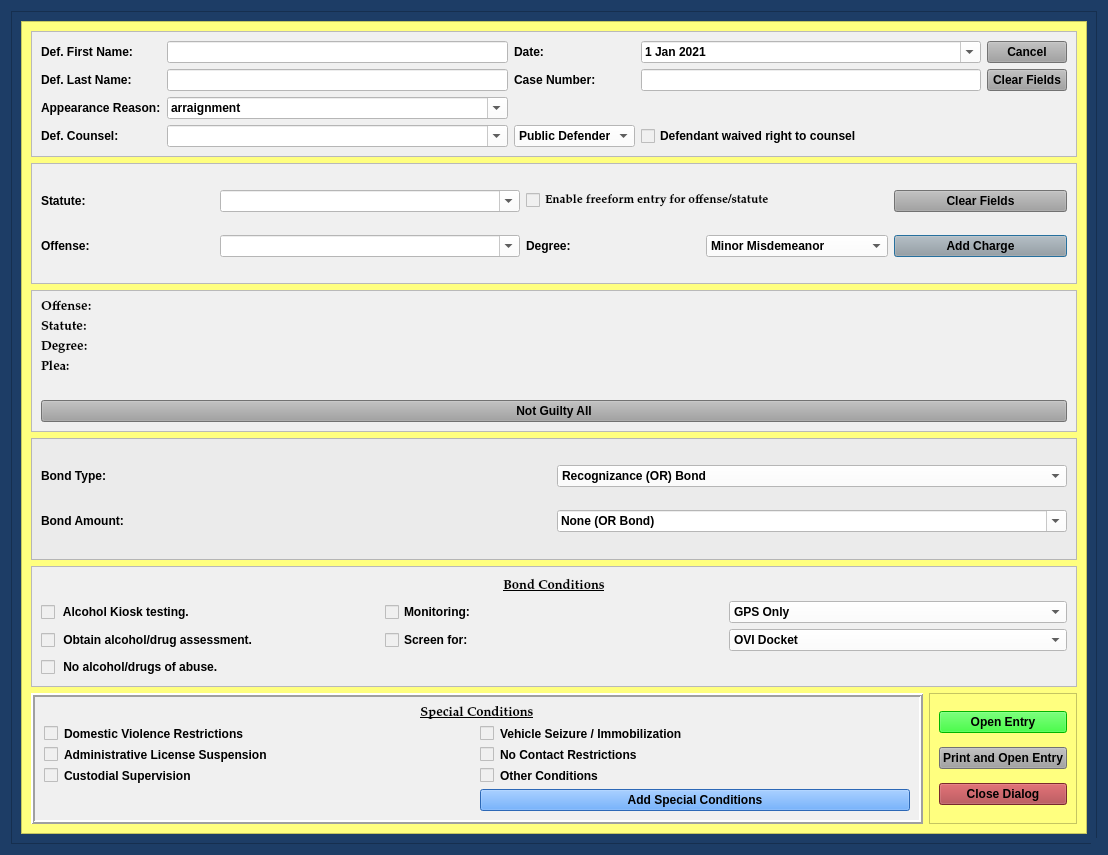
Before: the Qt Designer form package/views/ui/NotGuiltyBondDialog.ui in HunterProgram22/MuniEntry, drawn with Qt 5.
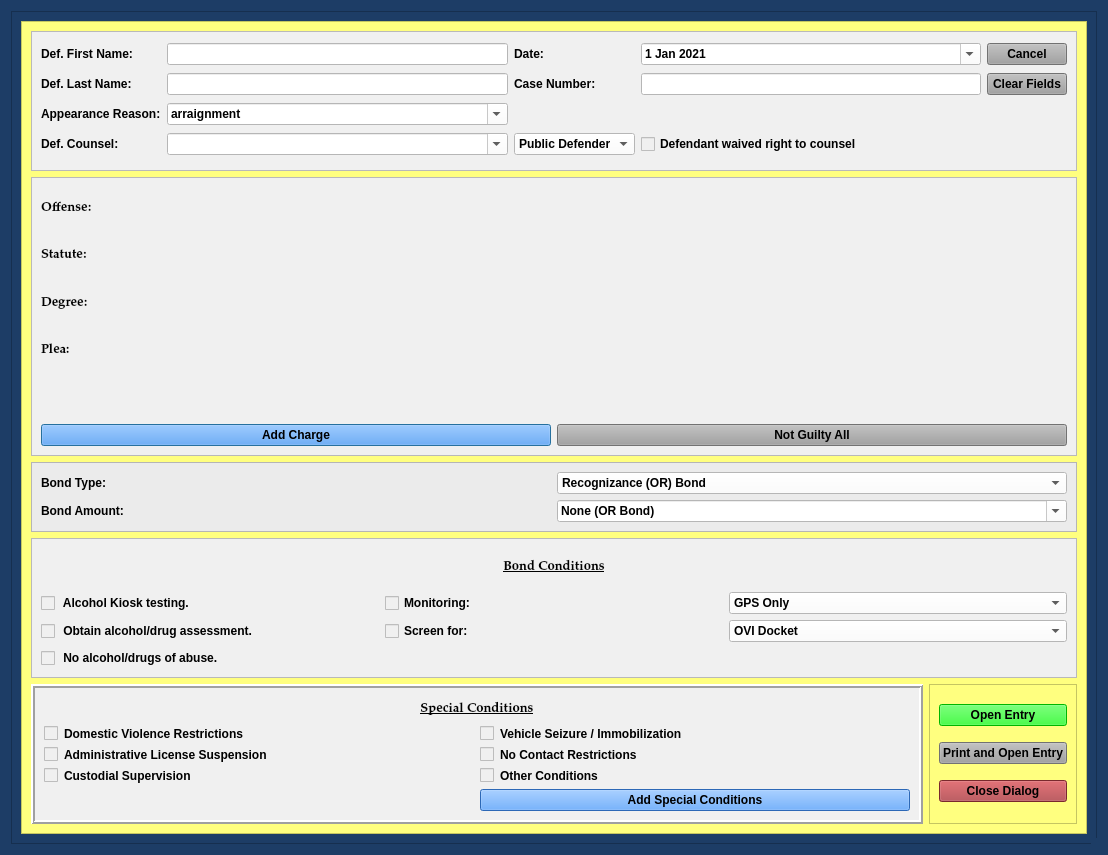
After: the same form once the commit is applied.

Commit message: Not Guilty Bond updated for add charge.

```diff
--- a/package/views/ui/NotGuiltyBondDialog.ui
+++ b/package/views/ui/NotGuiltyBondDialog.ui
@@ -177,11 +177,11 @@
           <rect>
            <x>0</x>
            <y>0</y>
-           <width>1043</width>
-           <height>850</height>
+           <width>1064</width>
+           <height>811</height>
           </rect>
          </property>
-         <layout class="QGridLayout" name="gridLayout_9">
+         <layout class="QGridLayout" name="gridLayout_9" rowstretch="1,2,0,1,1">
           <item row="0" column="0" colspan="2">
            <widget class="QFrame" name="case_name_Frame">
             <property name="sizePolicy">
@@ -393,169 +393,7 @@
             </layout>
            </widget>
           </item>
-          <item row="1" column="0" colspan="2">
-           <widget class="QFrame" name="frame">
-            <property name="styleSheet">
-             <string notr="true">background-color: rgb(240, 240, 240);</string>
-            </property>
-            <property name="frameShape">
-             <enum>QFrame::StyledPanel</enum>
-            </property>
-            <property name="frameShadow">
-             <enum>QFrame::Raised</enum>
-            </property>
-            <layout class="QGridLayout" name="gridLayout_2">
-             <item row="0" column="0">
-              <widget class="QLabel" name="label_6">
-               <property name="text">
-                <string>Statute:</string>
-               </property>
-              </widget>
-             </item>
-             <item row="0" column="1">
-              <widget class="QComboBox" name="statute_choice_box">
-               <property name="enabled">
-                <bool>true</bool>
-               </property>
-               <property name="minimumSize">
-                <size>
-                 <width>300</width>
-                 <height>0</height>
-                </size>
-               </property>
-               <property name="focusPolicy">
-                <enum>Qt::WheelFocus</enum>
-               </property>
-               <property name="styleSheet">
-                <string notr="true">background-color: rgb(255, 255, 255);</string>
-               </property>
-               <property name="editable">
-                <bool>true</bool>
-               </property>
-              </widget>
-             </item>
-             <item row="0" column="2" colspan="2">
-              <widget class="QCheckBox" name="freeform_entry_checkBox">
-               <property name="font">
-                <font>
-                 <family>Palatino Linotype</family>
-                 <pointsize>9</pointsize>
-                 <weight>9</weight>
-                 <italic>false</italic>
-                 <bold>false</bold>
-                </font>
-               </property>
-               <property name="focusPolicy">
-                <enum>Qt::NoFocus</enum>
-               </property>
-               <property name="styleSheet">
-                <string notr="true">font: 75 9pt &quot;Palatino Linotype&quot;;</string>
-               </property>
-               <property name="text">
-                <string>Enable freeform entry for offense/statute</string>
-               </property>
-              </widget>
-             </item>
-             <item row="0" column="4">
-              <widget class="QPushButton" name="clear_fields_charge_Button">
-               <property name="focusPolicy">
-                <enum>Qt::NoFocus</enum>
-               </property>
-               <property name="styleSheet">
-                <string notr="true">background-color: rgb(160, 160, 160);</string>
-               </property>
-               <property name="text">
-                <string>Clear Fields</string>
-               </property>
-              </widget>
-             </item>
-             <item row="1" column="0">
-              <widget class="QLabel" name="label_15">
-               <property name="text">
-                <string>Offense:</string>
-               </property>
-              </widget>
-             </item>
-             <item row="1" column="1">
-              <widget class="QComboBox" name="offense_choice_box">
-               <property name="minimumSize">
-                <size>
-                 <width>300</width>
-                 <height>0</height>
-                </size>
-               </property>
-               <property name="styleSheet">
-                <string notr="true">background-color: rgb(255, 255, 255);</string>
-               </property>
-               <property name="editable">
-                <bool>true</bool>
-               </property>
-              </widget>
-             </item>
-             <item row="1" column="2">
-              <widget class="QLabel" name="label_23">
-               <property name="text">
-                <string>Degree:</string>
-               </property>
-              </widget>
-             </item>
-             <item row="1" column="3">
-              <widget class="QComboBox" name="degree_choice_box">
-               <property name="enabled">
-                <bool>true</bool>
-               </property>
-               <property name="focusPolicy">
-                <enum>Qt::NoFocus</enum>
-               </property>
-               <property name="styleSheet">
-                <string notr="true">background-color: rgb(255, 255, 255);</string>
-               </property>
-               <item>
-                <property name="text">
-                 <string>Minor Misdemeanor</string>
-                </property>
-               </item>
-               <item>
-                <property name="text">
-                 <string>M1</string>
-                </property>
-               </item>
-               <item>
-                <property name="text">
-                 <string>M2</string>
-                </property>
-               </item>
-               <item>
-                <property name="text">
-                 <string>M3</string>
-                </property>
-               </item>
-               <item>
-                <property name="text">
-                 <string>M4</string>
-                </property>
-               </item>
-               <item>
-                <property name="text">
-                 <string>Unclassified Misdemeanor</string>
-                </property>
-               </item>
-              </widget>
-             </item>
-             <item row="1" column="4">
-              <widget class="QPushButton" name="add_charge_Button">
-               <property name="styleSheet">
-                <string notr="true">background-color: rgb(160, 160, 160);</string>
-               </property>
-               <property name="text">
-                <string>Add Charge</string>
-               </property>
-              </widget>
-             </item>
-            </layout>
-           </widget>
-          </item>
-          <item row="5" column="0">
+          <item row="4" column="0">
            <widget class="QFrame" name="frame_2">
             <property name="styleSheet">
              <string notr="true">background-color: rgb(240, 240, 240);
@@ -661,56 +499,7 @@
             </layout>
            </widget>
           </item>
-          <item row="5" column="1">
-           <widget class="QFrame" name="frame_8">
-            <property name="styleSheet">
-             <string notr="true">
-background-color: rgb(255, 255, 127);</string>
-            </property>
-            <property name="frameShape">
-             <enum>QFrame::StyledPanel</enum>
-            </property>
-            <property name="frameShadow">
-             <enum>QFrame::Raised</enum>
-            </property>
-            <layout class="QGridLayout" name="gridLayout_10">
-             <item row="3" column="0">
-              <widget class="QPushButton" name="close_dialog_Button">
-               <property name="styleSheet">
-                <string notr="true">background-color: rgb(170, 58, 63);</string>
-               </property>
-               <property name="text">
-                <string>Close Dialog</string>
-               </property>
-              </widget>
-             </item>
-             <item row="1" column="0">
-              <widget class="QPushButton" name="print_entry_Button">
-               <property name="styleSheet">
-                <string notr="true">background-color: rgb(160, 160, 160);</string>
-               </property>
-               <property name="text">
-                <string>Print and Open Entry</string>
-               </property>
-              </widget>
-             </item>
-             <item row="0" column="0">
-              <widget class="QPushButton" name="create_entry_Button">
-               <property name="styleSheet">
-                <string notr="true">background-color: rgb(0, 255, 0);</string>
-               </property>
-               <property name="text">
-                <string>Open Entry</string>
-               </property>
-               <property name="autoDefault">
-                <bool>false</bool>
-               </property>
-              </widget>
-             </item>
-            </layout>
-           </widget>
-          </item>
-          <item row="2" column="0" colspan="2">
+          <item row="1" column="0" colspan="2">
            <widget class="QFrame" name="frame_6">
             <property name="styleSheet">
              <string notr="true">background-color: rgb(240, 240, 240);</string>
@@ -722,20 +511,7 @@
              <enum>QFrame::Raised</enum>
             </property>
             <layout class="QGridLayout" name="gridLayout_3">
-             <item row="1" column="0">
-              <widget class="QPushButton" name="not_guilty_all_Button">
-               <property name="focusPolicy">
-                <enum>Qt::NoFocus</enum>
-               </property>
-               <property name="styleSheet">
-                <string notr="true">background-color: rgb(160, 160, 160);</string>
-               </property>
-               <property name="text">
-                <string>Not Guilty All</string>
-               </property>
-              </widget>
-             </item>
-             <item row="0" column="0">
+             <item row="0" column="0" colspan="2">
               <layout class="QGridLayout" name="charges_gridLayout">
                <item row="1" column="0">
                 <widget class="QLabel" name="label_20">
@@ -813,10 +589,92 @@
                </item>
               </layout>
              </item>
+             <item row="1" column="0">
+              <widget class="QPushButton" name="add_charge_Button">
+               <property name="styleSheet">
+                <string notr="true">background-color: rgb(62, 146, 255);
+font: 75 11pt &quot;Palatino Linotype&quot;;
+font-weight: bold;</string>
+               </property>
+               <property name="text">
+                <string>Add Charge</string>
+               </property>
+              </widget>
+             </item>
+             <item row="1" column="1">
+              <widget class="QPushButton" name="not_guilty_all_Button">
+               <property name="focusPolicy">
+                <enum>Qt::NoFocus</enum>
+               </property>
+               <property name="styleSheet">
+                <string notr="true">background-color: rgb(160, 160, 160);
+font: 75 11pt &quot;Palatino Linotype&quot;;
+font-weight: bold;</string>
+               </property>
+               <property name="text">
+                <string>Not Guilty All</string>
+               </property>
+              </widget>
+             </item>
             </layout>
            </widget>
           </item>
-          <item row="3" column="0" colspan="2">
+          <item row="4" column="1">
+           <widget class="QFrame" name="frame_8">
+            <property name="styleSheet">
+             <string notr="true">
+background-color: rgb(255, 255, 127);</string>
+            </property>
+            <property name="frameShape">
+             <enum>QFrame::StyledPanel</enum>
+            </property>
+            <property name="frameShadow">
+             <enum>QFrame::Raised</enum>
+            </property>
+            <layout class="QGridLayout" name="gridLayout_10">
+             <item row="3" column="0">
+              <widget class="QPushButton" name="close_dialog_Button">
+               <property name="styleSheet">
+                <string notr="true">background-color: rgb(170, 58, 63);
+font: 75 11pt &quot;Palatino Linotype&quot;;
+font-weight: bold;</string>
+               </property>
+               <property name="text">
+                <string>Close Dialog</string>
+               </property>
+              </widget>
+             </item>
+             <item row="1" column="0">
+              <widget class="QPushButton" name="print_entry_Button">
+               <property name="styleSheet">
+                <string notr="true">background-color: rgb(160, 160, 160);
+font: 75 11pt &quot;Palatino Linotype&quot;;
+font-weight: bold;</string>
+               </property>
+               <property name="text">
+                <string>Print and Open Entry</string>
+               </property>
+              </widget>
+             </item>
+             <item row="0" column="0">
+              <widget class="QPushButton" name="create_entry_Button">
+               <property name="styleSheet">
+                <string notr="true">background-color: rgb(0, 255, 0);
+font: 75 11pt &quot;Palatino Linotype&quot;;
+font-weight: bold;</string>
+               </property>
+               <property name="text">
+                <string>Open Entry</string>
+               </property>
+               <property name="autoDefault">
+                <bool>false</bool>
+               </property>
+              </widget>
+             </item>
+            </layout>
+           </widget>
+          </item>
+          <item row="2" column="0" colspan="2">
            <widget class="QFrame" name="frame_5">
             <property name="styleSheet">
              <string notr="true">background-color: rgb(235, 235, 235);</string>
@@ -926,7 +784,7 @@
             </layout>
            </widget>
           </item>
-          <item row="4" column="0" colspan="2">
+          <item row="3" column="0" colspan="2">
            <widget class="QFrame" name="frame_7">
             <property name="styleSheet">
              <string notr="true">background-color: rgb(240, 240, 240);</string>
```
Left out of the diff: 7 changed lines with no effect on the pictures. The commit also changes 4 other files.
